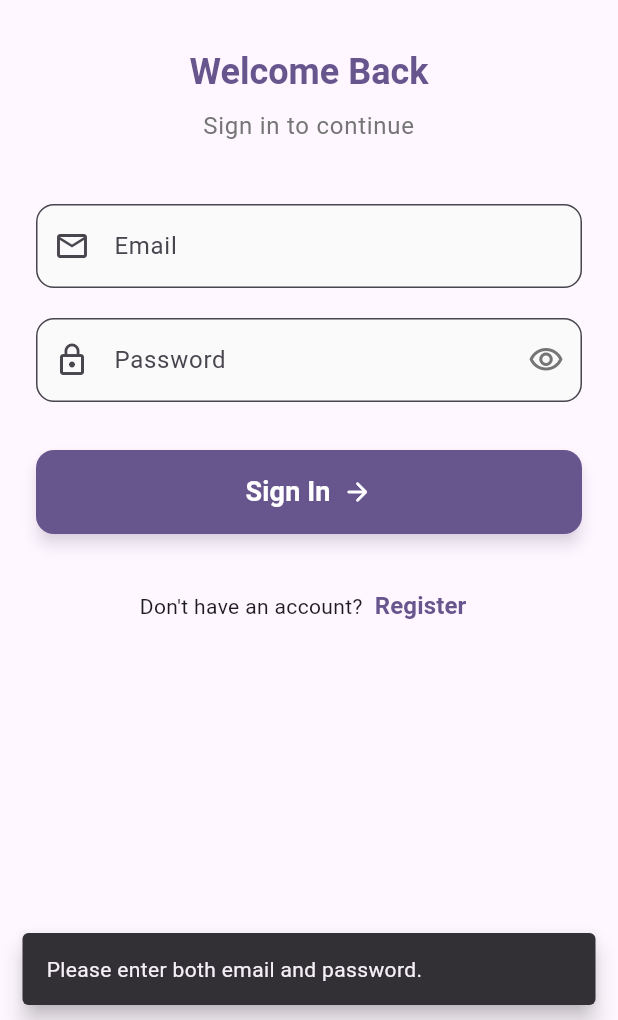
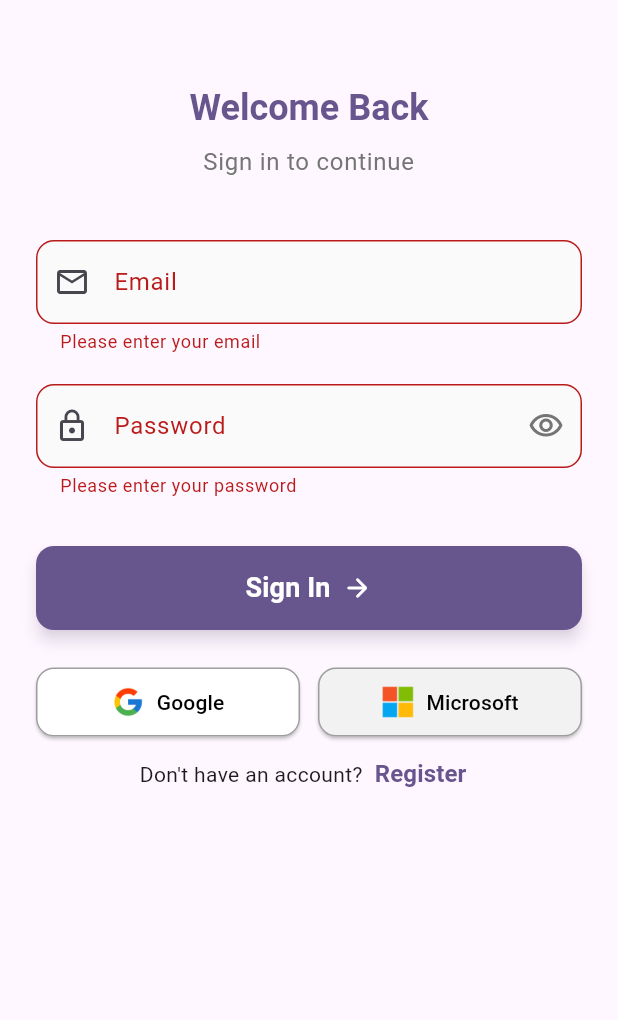
Before and after one commit to lewisking2016/school_management, a Flutter app: the LogInScreen screen opened by its route, after a tap on "Sign In", on a phone screen of 412 x 824 dp, the part 216-1236 px from its top. Run offline on Flutter 3.47's test engine with Material 3 defaults, Android fonts, the light colour scheme and no system bars; our stand-ins replace firebase_auth, firebase_core, fl_chart, google_sign_in; accounts and stored records are empty.

Commit message:
modified:   android/app/build.gradle.kts 	modified:   android/app/google-services.json 	modified:   android/app/src/main/AndroidManifest.xml 	modified:   android/build.gradle.kts 	new file:   assets/google_icon.png 	new file:   assets/micro_icon.webp 	modified:   lib/log_in_screen.dart 	modified:   lib/main.dart 	modified:   lib/onboarding.dart 	modified:   lib/register_screen.dart 	new file:   lib/social_login_buttons.dart 	modified:   linux/flutter/generated_plugin_registrant.cc 	modified:   linux/flutter/generated_plugins.cmake 	modified:   macos/Flutter/GeneratedPluginRegistrant.swift 	modified:   pubspec.lock 	modified:   pubspec.yaml 	modified:   windows/flutter/generated_plugin_registrant.cc 	modified:   windows/flutter/generated_plugins.cmake

```diff
--- a/lib/log_in_screen.dart
+++ b/lib/log_in_screen.dart
@@ -1,6 +1,6 @@
 import 'package:flutter/material.dart';
 import 'package:firebase_auth/firebase_auth.dart';
-import 'register_screen.dart';
+import 'social_login_buttons.dart';
 
 class LogInScreen extends StatefulWidget {
   const LogInScreen({super.key});
@@ -12,6 +12,7 @@ class LogInScreen extends StatefulWidget {
 class _LogInScreenState extends State<LogInScreen>
     with SingleTickerProviderStateMixin {
   final TextEditingController _emailController = TextEditingController();
+  final _formKey = GlobalKey<FormState>();
   final TextEditingController _passwordController = TextEditingController();
   bool _obscurePassword = true;
   bool _loading = false;
@@ -65,9 +66,14 @@ class _LogInScreenState extends State<LogInScreen>
     super.dispose();
   }
 
-  Future<void> _loginUser(String email, String password) async {
+  Future<void> _loginUser() async {
+    if (!_formKey.currentState!.validate()) {
+      return;
+    }
     setState(() => _loading = true);
     try {
+      final email = _emailController.text.trim();
+      final password = _passwordController.text.trim();
       await FirebaseAuth.instance.signInWithEmailAndPassword(
         email: email,
         password: password,
@@ -84,11 +90,20 @@ class _LogInScreenState extends State<LogInScreen>
 
       Navigator.of(context).pushReplacementNamed('/dashboard');
     } on FirebaseAuthException catch (e) {
-      final message = (e.code == 'user-not-found')
-          ? 'No user found for that email.'
-          : (e.code == 'wrong-password')
-          ? 'Incorrect password.'
-          : e.message ?? 'An error occurred.';
+      String message;
+      switch (e.code) {
+        case 'user-not-found':
+          message = 'No user found for that email.';
+          break;
+        case 'wrong-password':
+          message = 'Incorrect password provided.';
+          break;
+        case 'invalid-email':
+          message = 'The email address is not valid.';
+          break;
+        default:
+          message = 'An error occurred. Please try again.';
+      }
       if (!mounted) return;
       ScaffoldMessenger.of(context).showSnackBar(
         SnackBar(
@@ -112,7 +127,8 @@ class _LogInScreenState extends State<LogInScreen>
     return Scaffold(
       body: SafeArea(
         child: SingleChildScrollView(
-          padding: const EdgeInsets.all(24.0),
+          child: Form(
+            key: _formKey,
             child: AnimatedBuilder(
               animation: _animationController,
               builder: (context, child) {
@@ -124,10 +140,13 @@ class _LogInScreenState extends State<LogInScreen>
                       scale: _scaleAnimation.value,
                       child: Opacity(
                         opacity: _fadeAnimation.value,
+                        child: Padding(
+                          padding: const EdgeInsets.all(24.0),
                           child: Image.asset(
                             'assets/stawi_logo.png',
                             height: 120,
                             fit: BoxFit.contain,
+                          ),
                         ),
                       ),
                     ),
@@ -159,9 +178,8 @@ class _LogInScreenState extends State<LogInScreen>
                         opacity: _fadeAnimation.value,
                         child: Text(
                           'Sign in to continue',
-                        style: Theme.of(context).textTheme.bodyLarge?.copyWith(
-                          color: Colors.grey.shade600,
-                        ),
+                          style: Theme.of(context).textTheme.bodyLarge
+                              ?.copyWith(color: Colors.grey.shade600),
                           textAlign: TextAlign.center,
                         ),
                       ),
@@ -174,7 +192,9 @@ class _LogInScreenState extends State<LogInScreen>
                       offset: Offset(0, _slideAnimation.value * 0.8),
                       child: Opacity(
                         opacity: _fadeAnimation.value,
-                      child: TextField(
+                        child: Padding(
+                          padding: const EdgeInsets.symmetric(horizontal: 24.0),
+                          child: TextFormField(
                             controller: _emailController,
                             decoration: InputDecoration(
                               labelText: 'Email',
@@ -186,6 +206,13 @@ class _LogInScreenState extends State<LogInScreen>
                               fillColor: Colors.grey.shade50,
                             ),
                             keyboardType: TextInputType.emailAddress,
+                            validator: (value) {
+                              if (value == null || value.isEmpty) {
+                                return 'Please enter your email';
+                              }
+                              return null;
+                            },
+                          ),
                         ),
                       ),
                     ),
@@ -197,7 +224,9 @@ class _LogInScreenState extends State<LogInScreen>
                       offset: Offset(0, _slideAnimation.value * 0.6),
                       child: Opacity(
                         opacity: _fadeAnimation.value,
-                      child: TextField(
+                        child: Padding(
+                          padding: const EdgeInsets.symmetric(horizontal: 24.0),
+                          child: TextFormField(
                             controller: _passwordController,
                             obscureText: _obscurePassword,
                             decoration: InputDecoration(
@@ -222,6 +251,13 @@ class _LogInScreenState extends State<LogInScreen>
                               filled: true,
                               fillColor: Colors.grey.shade50,
                             ),
+                            validator: (value) {
+                              if (value == null || value.isEmpty) {
+                                return 'Please enter your password';
+                              }
+                              return null;
+                            },
+                          ),
                         ),
                       ),
                     ),
@@ -233,6 +269,8 @@ class _LogInScreenState extends State<LogInScreen>
                       scale: _scaleAnimation.value,
                       child: Opacity(
                         opacity: _fadeAnimation.value,
+                        child: Padding(
+                          padding: const EdgeInsets.symmetric(horizontal: 24.0),
                           child: SizedBox(
                             width: double.infinity,
                             height: 56,
@@ -241,22 +279,7 @@ class _LogInScreenState extends State<LogInScreen>
                                   ? null
                                   : () {
                                       _animateButton();
-                                  final email = _emailController.text.trim();
-                                  final password = _passwordController.text
-                                      .trim();
-
-                                  if (email.isEmpty || password.isEmpty) {
-                                    ScaffoldMessenger.of(context).showSnackBar(
-                                      const SnackBar(
-                                        content: Text(
-                                          'Please enter both email and password.',
-                                        ),
-                                        behavior: SnackBarBehavior.floating,
-                                      ),
-                                    );
-                                    return;
-                                  }
-                                  _loginUser(email, password);
+                                      _loginUser();
                                     },
                               style: ElevatedButton.styleFrom(
                                 backgroundColor: Theme.of(
@@ -266,7 +289,6 @@ class _LogInScreenState extends State<LogInScreen>
                                 elevation: 4,
                                 shadowColor: Theme.of(
                                   context,
-                              // ignore: deprecated_member_use
                                 ).colorScheme.primary.withOpacity(0.3),
                                 shape: RoundedRectangleBorder(
                                   borderRadius: BorderRadius.circular(12),
@@ -278,13 +300,15 @@ class _LogInScreenState extends State<LogInScreen>
                                       width: 20,
                                       child: CircularProgressIndicator(
                                         strokeWidth: 2,
-                                    valueColor: AlwaysStoppedAnimation<Color>(
+                                        valueColor:
+                                            AlwaysStoppedAnimation<Color>(
                                               Colors.white,
                                             ),
                                       ),
                                     )
                                   : const Row(
-                                  mainAxisAlignment: MainAxisAlignment.center,
+                                      mainAxisAlignment:
+                                          MainAxisAlignment.center,
                                       children: [
                                         Text(
                                           'Sign In',
@@ -294,8 +318,12 @@ class _LogInScreenState extends State<LogInScreen>
                                           ),
                                         ),
                                         SizedBox(width: 8),
-                                    Icon(Icons.arrow_forward_rounded, size: 20),
+                                        Icon(
+                                          Icons.arrow_forward_rounded,
+                                          size: 20,
+                                        ),
                                       ],
+                                    ),
                             ),
                           ),
                         ),
@@ -303,6 +331,12 @@ class _LogInScreenState extends State<LogInScreen>
                     ),
 
                     const SizedBox(height: 24),
+
+                    // Social Login Buttons
+                    Padding(
+                      padding: const EdgeInsets.symmetric(horizontal: 24.0),
+                      child: const SocialLoginButtons(),
+                    ),
 
                     // Register button with fade animation
                     Opacity(
@@ -315,44 +349,12 @@ class _LogInScreenState extends State<LogInScreen>
                             onPressed: _loading
                                 ? null
                                 : () {
-                                  Navigator.push(
-                                    context,
-                                    PageRouteBuilder(
-                                      pageBuilder:
-                                          (
-                                            context,
-                                            animation,
-                                            secondaryAnimation,
-                                          ) => const RegisterScreen(),
-                                      transitionsBuilder:
-                                          (
-                                            context,
-                                            animation,
-                                            secondaryAnimation,
-                                            child,
-                                          ) {
-                                            const begin = Offset(1.0, 0.0);
-                                            const end = Offset.zero;
-                                            const curve = Curves.easeInOut;
-                                            var tween = Tween(
-                                              begin: begin,
-                                              end: end,
-                                            ).chain(CurveTween(curve: curve));
-                                            var offsetAnimation = animation
-                                                .drive(tween);
-                                            return SlideTransition(
-                                              position: offsetAnimation,
-                                              child: child,
-                                            );
-                                          },
-                                      transitionDuration: const Duration(
-                                        milliseconds: 400,
-                                      ),
-                                    ),
-                                  );
+                                    Navigator.pushNamed(context, '/register');
                                   },
                             style: TextButton.styleFrom(
-                            padding: const EdgeInsets.symmetric(horizontal: 8),
+                              padding: const EdgeInsets.symmetric(
+                                horizontal: 8,
+                              ),
                             ),
                             child: Text(
                               "Register",
@@ -372,6 +374,7 @@ class _LogInScreenState extends State<LogInScreen>
             ),
           ),
         ),
+      ),
     );
   }
 }
--- a/lib/main.dart
+++ b/lib/main.dart
@@ -4,6 +4,7 @@ import 'firebase_options.dart';
 import 'log_in_screen.dart';
 import 'main_dashboard.dart';
 import 'onboarding.dart';
+import 'register_screen.dart';
 
 void main() async {
   WidgetsFlutterBinding.ensureInitialized();
@@ -30,7 +31,7 @@ class MyApp extends StatelessWidget {
         '/onboarding': (context) => const OnboardingPage1(),
         '/login': (context) => const LogInScreen(),
         '/dashboard': (context) => const MainDashboardScreen(),
-        // '/register': (context) => const RegisterScreen(),
+        '/register': (context) => const RegisterScreen(),
       },
     );
   }
--- /dev/null
+++ b/lib/social_login_buttons.dart
@@ -0,0 +1,108 @@
+import 'package:flutter/material.dart';
+import 'package:firebase_auth/firebase_auth.dart';
+import 'package:google_sign_in/google_sign_in.dart';
+
+class SocialLoginButtons extends StatelessWidget {
+  const SocialLoginButtons({super.key});
+
+  Future<void> _signInWithGoogle(BuildContext context) async {
+    try {
+      // 1. Create GoogleSignIn instance
+      final GoogleSignIn googleSignIn = GoogleSignIn(scopes: ['email']);
+
+      // 2. Trigger the authentication flow
+      final GoogleSignInAccount? googleUser = await googleSignIn.signIn();
+
+      if (googleUser == null) {
+        // User canceled sign-in
+        return;
+      }
+
+      // 3. Obtain the auth details from the request
+      final GoogleSignInAuthentication googleAuth =
+          // ignore: await_only_futures
+          await googleUser.authentication;
+
+      // 4. Create a new credential for Firebase
+      final OAuthCredential credential = GoogleAuthProvider.credential(
+        idToken: googleAuth.idToken,
+        accessToken: googleAuth.accessToken,
+      );
+
+      // 5. Sign in to Firebase with the Google credentials
+      await FirebaseAuth.instance.signInWithCredential(credential);
+
+      if (context.mounted) {
+        Navigator.of(context).pushReplacementNamed('/dashboard');
+      }
+    } catch (e) {
+      if (context.mounted) {
+        ScaffoldMessenger.of(context).showSnackBar(
+          SnackBar(
+            content: const Text('Google Sign-in failed. Please try again.'),
+            backgroundColor: Colors.red.shade600,
+          ),
+        );
+      }
+    }
+  }
+
+  @override
+  Widget build(BuildContext context) {
+    return Row(
+      children: [
+        Expanded(
+          child: ElevatedButton.icon(
+            icon: Image.asset(
+              'assets/google_icon.png',
+              height: 22, // Slightly smaller icon
+              width: 22,
+            ),
+            label: const Flexible(
+              child: Text('Google', overflow: TextOverflow.ellipsis),
+            ),
+            style: ElevatedButton.styleFrom(
+              padding: const EdgeInsets.symmetric(vertical: 12, horizontal: 8),
+              backgroundColor: Colors.white,
+              foregroundColor: Colors.black,
+              side: const BorderSide(color: Colors.grey),
+              shape: RoundedRectangleBorder(
+                borderRadius: BorderRadius.circular(12),
+              ),
+            ),
+            onPressed: () => _signInWithGoogle(context),
+          ),
+        ),
+        const SizedBox(width: 12),
+        Expanded(
+          child: ElevatedButton.icon(
+            icon: Image.asset(
+              'assets/micro_icon.webp', // Corrected asset path
+              height: 22,
+              width: 22,
+            ),
+            label: const Flexible(
+              child: Text('Microsoft', overflow: TextOverflow.ellipsis),
+            ),
+            style: ElevatedButton.styleFrom(
+              padding: const EdgeInsets.symmetric(vertical: 12, horizontal: 8),
+              backgroundColor: const Color(0xFFF2F2F2),
+              foregroundColor: Colors.black,
+              side: const BorderSide(color: Colors.grey),
+              shape: RoundedRectangleBorder(
+                borderRadius: BorderRadius.circular(12),
+              ),
+            ),
+            onPressed: () {
+              ScaffoldMessenger.of(context).showSnackBar(
+                const SnackBar(
+                  content: Text('Microsoft sign-in coming soon...'),
+                ),
+              );
+            },
+          ),
+        ),
+      ],
+    );
+  }
+}
```
Also changed, not shown: lib/onboarding.dart (+1 -13 lines), lib/register_screen.dart (+63 -49 lines), pubspec.yaml (+5 -5 lines), assets/google_icon.png (added), assets/micro_icon.webp (added), pubspec.lock, 9 other files. Lines whose indentation alone changed are shown as unchanged.
